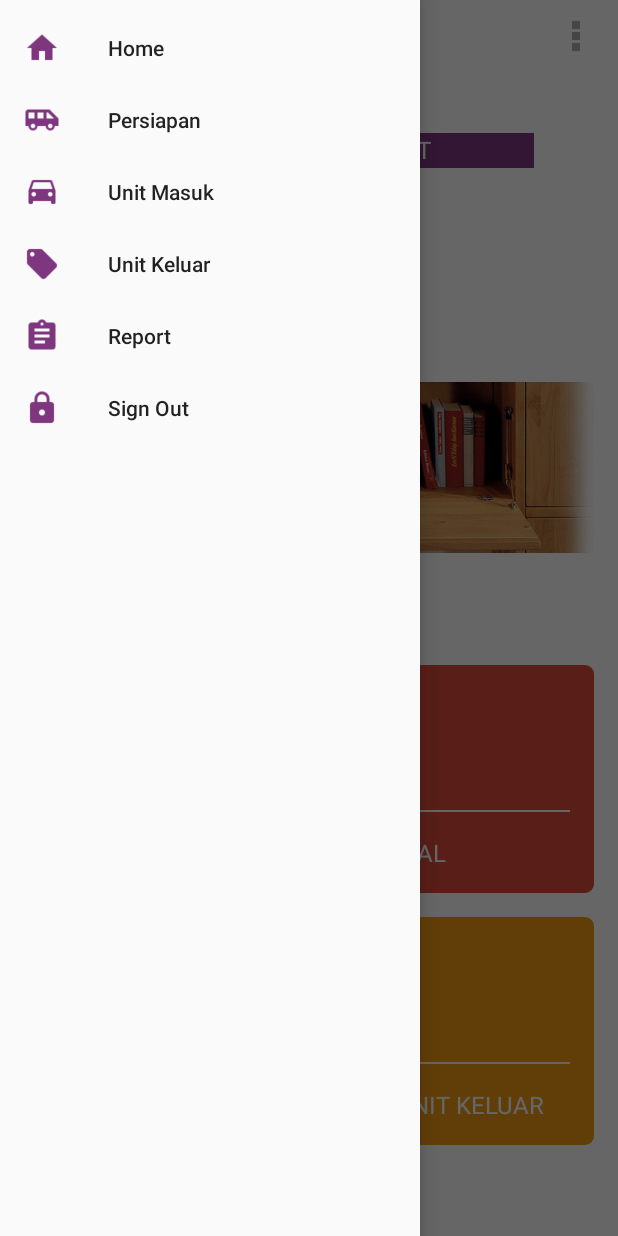
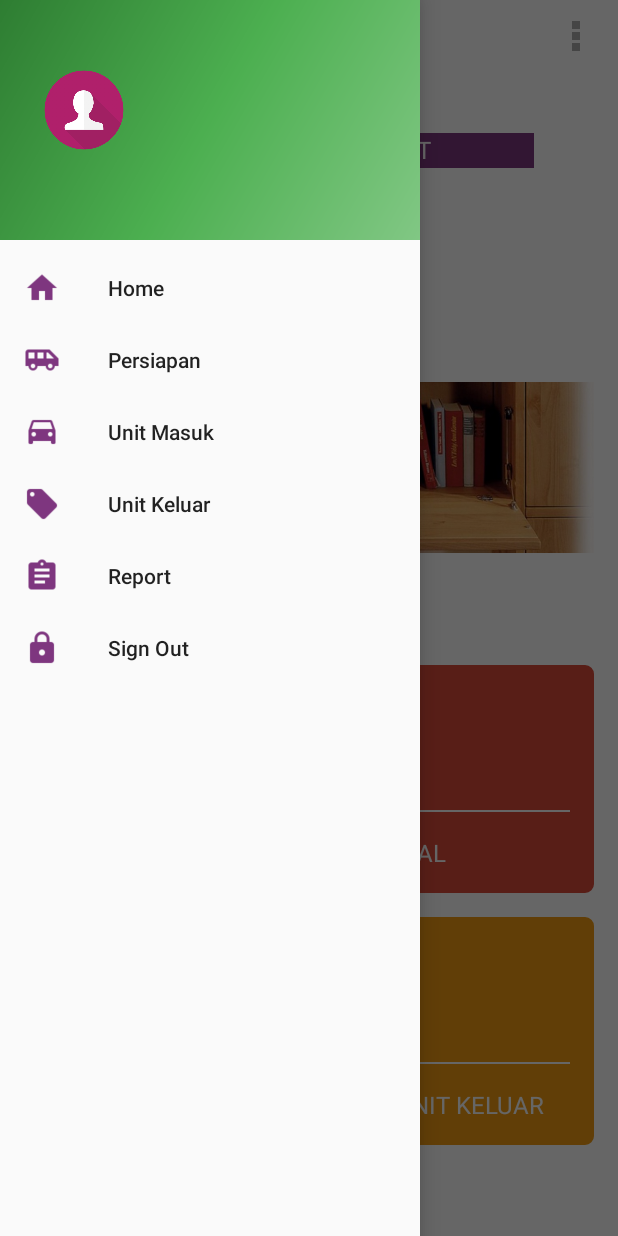
Before and after one commit to F4hm1/Ibid_MobilePDI, an Android app: the MainActivity screen opened directly, with no data from a screen before it, with the side drawer open, on a phone screen of 412 x 824 dp. Run offline under Robolectric (Android 15) with nearby library versions, the phone set to English and light mode, and no system bars; our stand-ins replace ButterKnife; libraries missing offline, so code that uses them is left out: com.github.rahatarmanahmed.cpv; plain views replace CircularProgressView; 3 statements that could not run were skipped.

Commit message:
nav header

```diff
--- a/app/src/main/java/com/example/android/ibidsera/view/activity/MainActivity.java
+++ b/app/src/main/java/com/example/android/ibidsera/view/activity/MainActivity.java
@@ -14,6 +14,7 @@ import android.view.Menu;
 import android.view.MenuItem;
 import android.view.View;
 import android.widget.EditText;
+import android.widget.TextView;
 
 import com.example.android.ibidsera.R;
 import com.example.android.ibidsera.base.BaseActivity;
@@ -57,6 +58,12 @@ public class MainActivity extends BaseActivity
         toggle.syncState();
 
         navigationView.setNavigationItemSelectedListener(this);
+        SharedPreferences prefs = PreferenceManager.getDefaultSharedPreferences(this);
+        View hView =  navigationView.getHeaderView(0);
+        TextView emailUser = (TextView) hView.findViewById(R.id.emailUser);
+        TextView namaUser = (TextView) hView.findViewById(R.id.namaUser);
+        emailUser.setText(prefs.getString("email", ""));
+        namaUser.setText(prefs.getString("nama", ""));
 
         displaySelectedScreen(R.id.nav_home);
     }
--- a/app/src/main/res/layout/activity_main.xml
+++ b/app/src/main/res/layout/activity_main.xml
@@ -24,6 +24,7 @@
         android:layout_height="match_parent"
         android:layout_gravity="start"
         android:fitsSystemWindows="true"
+        app:headerLayout="@layout/nav_header_main"
         app:menu="@menu/activity_main_drawer"
         app:itemIconTint="@color/colorAccent"/>
 
--- /dev/null
+++ b/app/src/main/res/layout/nav_header_main.xml
@@ -0,0 +1,33 @@
+<?xml version="1.0" encoding="utf-8"?>
+<LinearLayout xmlns:android="http://schemas.android.com/apk/res/android"
+    xmlns:app="http://schemas.android.com/apk/res-auto"
+    android:layout_width="match_parent"
+    android:layout_height="@dimen/nav_header_height"
+    android:background="@drawable/side_nav_bar"
+    android:gravity="bottom"
+    android:orientation="vertical"
+    android:paddingBottom="@dimen/activity_vertical_margin"
+    android:paddingLeft="@dimen/activity_horizontal_margin"
+    android:paddingRight="@dimen/activity_horizontal_margin"
+    android:paddingTop="@dimen/activity_vertical_margin"
+    android:theme="@style/ThemeOverlay.AppCompat.Dark">
+
+    <ImageView
+        android:id="@+id/imageView"
+        android:layout_width="80dp"
+        android:layout_height="80dp"
+        android:paddingTop="@dimen/nav_header_vertical_spacing"
+        app:srcCompat="@drawable/user" />
+
+    <TextView
+        android:id="@+id/namaUser"
+        android:layout_width="match_parent"
+        android:layout_height="wrap_content"
+        android:textAppearance="@style/TextAppearance.AppCompat.Body1" />
+
+    <TextView
+        android:id="@+id/emailUser"
+        android:layout_width="wrap_content"
+        android:layout_height="wrap_content" />
+
+</LinearLayout>
```
Also changed, not shown: app/src/main/java/com/example/android/ibidsera/model/Login.java (+5 -5 lines), app/src/main/java/com/example/android/ibidsera/model/Unit.java (+8 -0 lines), app/src/main/java/com/example/android/ibidsera/view/activity/LoginActivity.java (+4 -4 lines), app/src/main/java/com/example/android/ibidsera/view/fragment/AddMasuk.java (+8 -8 lines), app/src/main/java/com/example/android/ibidsera/view/fragment/Persiapan.java (+6 -4 lines), app/src/main/java/com/example/android/ibidsera/view/fragment/Report.java (+6 -4 lines), app/src/main/java/com/example/android/ibidsera/view/fragment/UnitKeluar.java (+6 -4 lines), app/src/main/java/com/example/android/ibidsera/view/fragment/UnitMasuk.java (+6 -4 lines), app/src/main/res/drawable/user.png (added).
